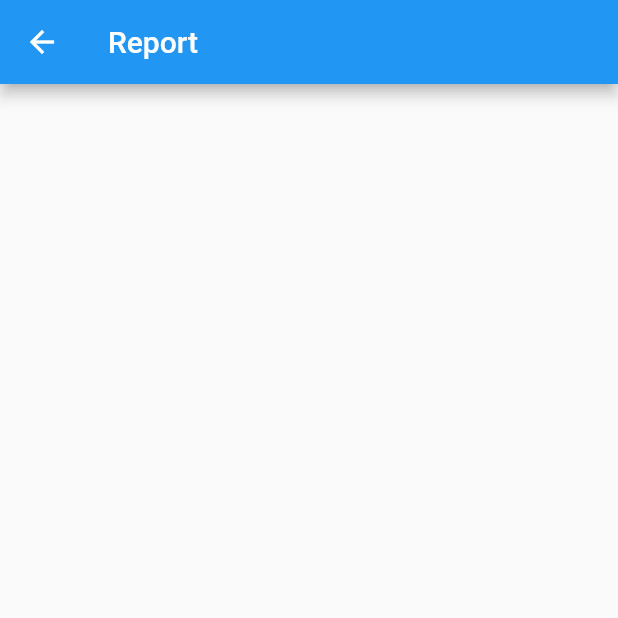
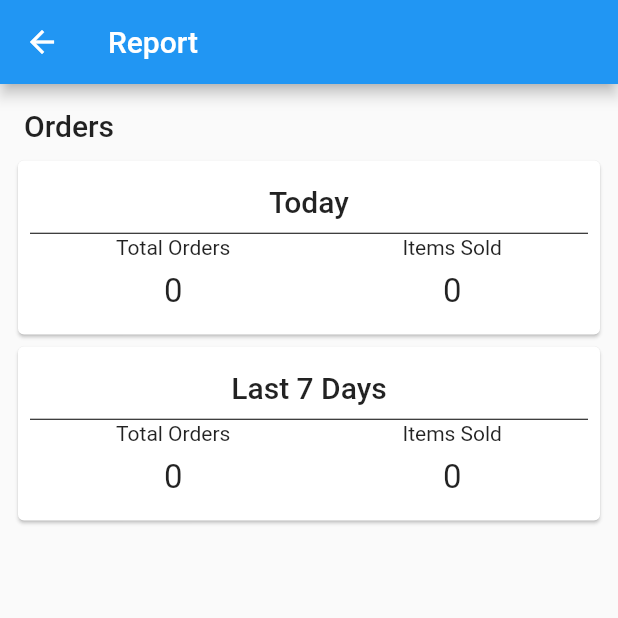
Before and after one commit to atik-sabuj/ecom_admin, a Flutter app: the ReportPage screen opened by its route, on a phone screen of 412 x 824 dp, the top half of it. Run offline on Flutter 3.47's test engine with Material 2 defaults, Android fonts, the phone set to English and light mode, and no system bars; our stand-ins replace cached_network_image, cloud_firestore, connectivity_plus, firebase_auth, firebase_core, firebase_storage and 2 more; accounts and stored records are empty.

Commit message:
Updates Report page and order provider page

```diff
--- a/lib/pages/report_page.dart
+++ b/lib/pages/report_page.dart
@@ -1,8 +1,30 @@
+import 'package:ecom_admin_07/providers/order_provider.dart';
+import 'package:ecom_admin_07/providers/product_provider.dart';
+import 'package:ecom_admin_07/providers/user_provider.dart';
 import 'package:flutter/material.dart';
+import 'package:provider/provider.dart';
 
-class ReportPage extends StatelessWidget {
+class ReportPage extends StatefulWidget {
   static const String routeName = '/report';
+
   const ReportPage({Key? key}) : super(key: key);
+
+  @override
+  State<ReportPage> createState() => _ReportPageState();
+}
+
+class _ReportPageState extends State<ReportPage> {
+  late OrderProvider orderProvider;
+  late ProductProvider productProvider;
+  late UserProvider userProvider;
+
+  @override
+  void didChangeDependencies() {
+    orderProvider = Provider.of<OrderProvider>(context, listen: false);
+    productProvider = Provider.of<ProductProvider>(context, listen: false);
+    userProvider = Provider.of<UserProvider>(context, listen: false);
+    super.didChangeDependencies();
+  }
 
   @override
   Widget build(BuildContext context) {
@@ -10,6 +32,126 @@ class ReportPage extends StatelessWidget {
       appBar: AppBar(
         title: const Text('Report'),
       ),
+      body: ListView(
+        padding: const EdgeInsets.all(8),
+        children: [
+          Padding(
+            padding: const EdgeInsets.all(8.0),
+            child: Text(
+              'Orders',
+              style: Theme.of(context).textTheme.headline6,
+            ),
+          ),
+          Card(
+            child: Padding(
+              padding: const EdgeInsets.all(8.0),
+              child: Column(
+                children: [
+                  headerSection('Today'),
+                  Row(
+                    mainAxisAlignment: MainAxisAlignment.spaceAround,
+                    children: [
+                      Column(
+                        children: [
+                          const Text('Total Orders', style: TextStyle(fontSize: 14),),
+                          Padding(
+                            padding: const EdgeInsets.all(8.0),
+                            child: Text(
+                              orderProvider
+                                  .getOrderByDate(DateTime.now().day,
+                                  DateTime.now().month, DateTime.now().year)
+                                  .toString(),
+                              style: TextStyle(fontSize: 22),
+                            ),
+                          )
+                        ],
+                      ),
+                      Column(
+                        children: [
+                          const Text('Items Sold', style: TextStyle(fontSize: 14),),
+                          Padding(
+                            padding: const EdgeInsets.all(8.0),
+                            child: Text(
+                              orderProvider
+                                  .getTotalItemsSoldByDate(DateTime.now().day,
+                                  DateTime.now().month, DateTime.now().year)
+                                  .toString(),
+                              style: TextStyle(fontSize: 22),
+                            ),
+                          )
+                        ],
+                      ),
+                    ],
+                  ),
+                ],
+              ),
+            ),
+          ),
+          Card(
+            child: Padding(
+              padding: const EdgeInsets.all(8.0),
+              child: Column(
+                children: [
+                  headerSection('Last 7 Days'),
+                  Row(
+                    mainAxisAlignment: MainAxisAlignment.spaceAround,
+                    children: [
+                      Column(
+                        children: [
+                          const Text('Total Orders', style: TextStyle(fontSize: 14),),
+                          Padding(
+                            padding: const EdgeInsets.all(8.0),
+                            child: Text(
+                              orderProvider
+                                  .getOrderByDate(DateTime.now().day,
+                                  DateTime.now().month, DateTime.now().year)
+                                  .toString(),
+                              style: TextStyle(fontSize: 22),
+                            ),
+                          )
+                        ],
+                      ),
+                      Column(
+                        children: [
+                          const Text('Items Sold', style: TextStyle(fontSize: 14),),
+                          Padding(
+                            padding: const EdgeInsets.all(8.0),
+                            child: Text(
+                              orderProvider
+                                  .getTotalItemsSoldByDate(DateTime.now().day,
+                                  DateTime.now().month, DateTime.now().year)
+                                  .toString(),
+                              style: TextStyle(fontSize: 22),
+                            ),
+                          )
+                        ],
+                      ),
+                    ],
+                  ),
+                ],
+              ),
+            ),
+          ),
+        ],
+      ),
+    );
+  }
+
+  Column headerSection(String title) {
+    return Column(
+      children: [
+        Padding(
+          padding: const EdgeInsets.all(8.0),
+          child: Text(
+            title,
+            style: Theme.of(context).textTheme.headline6,
+          ),
+        ),
+        const Divider(
+          color: Colors.black,
+          height: 3,
+        ),
+      ],
     );
   }
 }
--- a/lib/providers/order_provider.dart
+++ b/lib/providers/order_provider.dart
@@ -6,7 +6,6 @@ import '../models/order_model.dart';
 
 class OrderProvider extends ChangeNotifier {
   OrderConstantModel orderConstantModel = OrderConstantModel();
-
   List<OrderModel> orderList = [];
 
   OrderModel getOrderById(String id) {
@@ -37,4 +36,32 @@ class OrderProvider extends ChangeNotifier {
   Future<void> updateOrderStatus(String orderId, String status) {
     return DbHelper.updateOrderStatus(orderId, status);
   }
+
+  num getOrderByDate(num day, num month, num year) {
+    //final dt = DateTime.now().subtract(Duration(days: 7));
+    num total = 0;
+    for(final order in orderList) {
+      if(order.orderDate.day == day &&
+          order.orderDate.month == month &&
+          order.orderDate.year == year) {
+        total += 1;
+      }
+    }
+    return total;
+  }
+
+  num getTotalItemsSoldByDate(num day, num month, num year) {
+    num total = 0;
+    for(final order in orderList) {
+      if(order.orderDate.day == day &&
+          order.orderDate.month == month &&
+          order.orderDate.year == year) {
+        for(final model in order.productDetails) {
+          total += model.quantity;
+        }
+      }
+    }
+    return total;
+  }
+
 }
```
